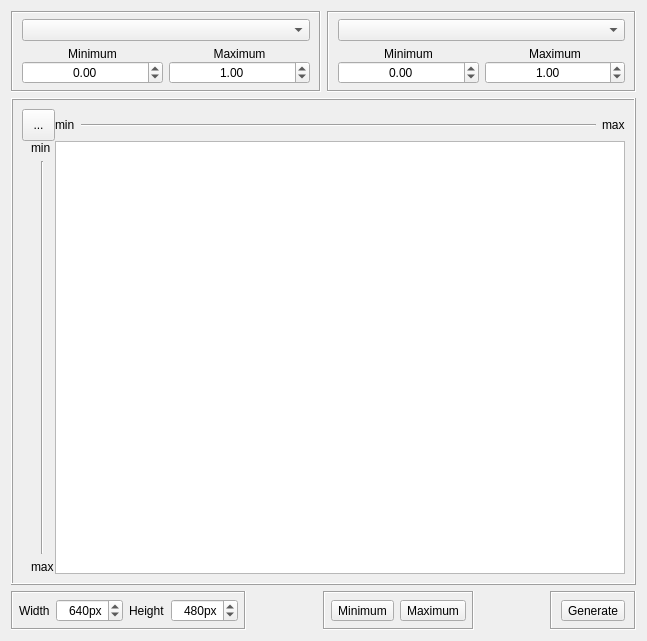
This is qtfuzzylite/ui/Surface2D.ui in fuzzylite/fuzzylite as Qt 5 draws it before an edit. The edited form follows.
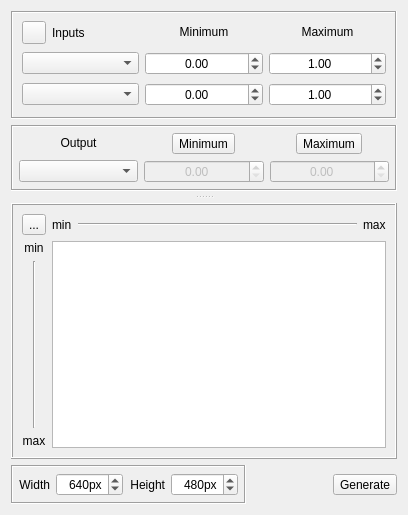
This is the edited form. Icons and pictures are not drawn.

Commit message: qt: More on Surface 2D

The edit to the form file:
```diff
--- a/qtfuzzylite/ui/Surface2D.ui
+++ b/qtfuzzylite/ui/Surface2D.ui
@@ -6,8 +6,8 @@
    <rect>
     <x>0</x>
     <y>0</y>
-    <width>647</width>
-    <height>641</height>
+    <width>408</width>
+    <height>515</height>
    </rect>
   </property>
   <property name="windowTitle">
@@ -15,39 +15,48 @@
   </property>
   <layout class="QVBoxLayout" name="verticalLayout_4">
    <item>
-    <layout class="QHBoxLayout" name="horizontalLayout_3">
-     <property name="rightMargin">
-      <number>0</number>
+    <widget class="QSplitter" name="splitter">
+     <property name="orientation">
+      <enum>Qt::Vertical</enum>
      </property>
-     <item>
-      <widget class="QFrame" name="frame">
-       <property name="frameShape">
-        <enum>QFrame::Box</enum>
-       </property>
-       <property name="frameShadow">
-        <enum>QFrame::Sunken</enum>
-       </property>
+     <property name="handleWidth">
+      <number>12</number>
+     </property>
+     <property name="childrenCollapsible">
+      <bool>true</bool>
+     </property>
+     <widget class="QWidget" name="verticalLayoutWidget">
        <layout class="QVBoxLayout" name="verticalLayout">
-        <property name="topMargin">
-         <number>6</number>
-        </property>
-        <property name="bottomMargin">
-         <number>6</number>
-        </property>
-        <item>
-         <widget class="QComboBox" name="cbx_input"/>
-        </item>
-        <item>
+       <item>
+        <widget class="QFrame" name="frame">
+         <property name="sizePolicy">
+          <sizepolicy hsizetype="MinimumExpanding" vsizetype="MinimumExpanding">
+           <horstretch>0</horstretch>
+           <verstretch>0</verstretch>
+          </sizepolicy>
+         </property>
+         <property name="frameShape">
+          <enum>QFrame::Box</enum>
+         </property>
+         <property name="frameShadow">
+          <enum>QFrame::Sunken</enum>
+         </property>
          <layout class="QHBoxLayout" name="horizontalLayout">
-          <item>
-           <layout class="QVBoxLayout" name="verticalLayout_5">
-            <property name="spacing">
-             <number>0</number>
-            </property>
-            <property name="leftMargin">
-             <number>0</number>
+          <property name="topMargin">
+           <number>6</number>
+          </property>
+          <property name="bottomMargin">
+           <number>6</number>
             </property>
             <item>
+           <layout class="QGridLayout" name="gridLayout_2">
+            <property name="topMargin">
+             <number>0</number>
+            </property>
+            <item row="2" column="0">
+             <widget class="QComboBox" name="cbx_inputA"/>
+            </item>
+            <item row="0" column="1">
              <widget class="QLabel" name="lbl_lvar_min">
               <property name="sizePolicy">
                <sizepolicy hsizetype="Preferred" vsizetype="Fixed">
@@ -63,10 +72,10 @@
               </property>
              </widget>
             </item>
-            <item>
-             <widget class="QDoubleSpinBox" name="sbx_min_input">
+            <item row="2" column="1">
+             <widget class="QDoubleSpinBox" name="sbx_min_inputA">
               <property name="sizePolicy">
-               <sizepolicy hsizetype="MinimumExpanding" vsizetype="Fixed">
+               <sizepolicy hsizetype="Minimum" vsizetype="Fixed">
                 <horstretch>0</horstretch>
                 <verstretch>0</verstretch>
                </sizepolicy>
@@ -88,14 +97,91 @@
               </property>
              </widget>
             </item>
-           </layout>
-          </item>
-          <item>
-           <layout class="QVBoxLayout" name="verticalLayout_6">
-            <property name="spacing">
-             <number>0</number>
-            </property>
-            <item>
+            <item row="3" column="1">
+             <widget class="QDoubleSpinBox" name="sbx_min_inputB">
+              <property name="sizePolicy">
+               <sizepolicy hsizetype="Minimum" vsizetype="Fixed">
+                <horstretch>0</horstretch>
+                <verstretch>0</verstretch>
+               </sizepolicy>
+              </property>
+              <property name="alignment">
+               <set>Qt::AlignCenter</set>
+              </property>
+              <property name="accelerated">
+               <bool>true</bool>
+              </property>
+              <property name="minimum">
+               <double>-10000000.000000000000000</double>
+              </property>
+              <property name="maximum">
+               <double>10000000.000000000000000</double>
+              </property>
+              <property name="singleStep">
+               <double>0.100000000000000</double>
+              </property>
+             </widget>
+            </item>
+            <item row="3" column="0">
+             <widget class="QComboBox" name="cbx_inputB"/>
+            </item>
+            <item row="3" column="2">
+             <widget class="QDoubleSpinBox" name="sbx_max_inputB">
+              <property name="sizePolicy">
+               <sizepolicy hsizetype="Minimum" vsizetype="Fixed">
+                <horstretch>0</horstretch>
+                <verstretch>0</verstretch>
+               </sizepolicy>
+              </property>
+              <property name="alignment">
+               <set>Qt::AlignCenter</set>
+              </property>
+              <property name="accelerated">
+               <bool>true</bool>
+              </property>
+              <property name="minimum">
+               <double>-10000000.000000000000000</double>
+              </property>
+              <property name="maximum">
+               <double>10000000.000000000000000</double>
+              </property>
+              <property name="singleStep">
+               <double>0.100000000000000</double>
+              </property>
+              <property name="value">
+               <double>1.000000000000000</double>
+              </property>
+             </widget>
+            </item>
+            <item row="2" column="2">
+             <widget class="QDoubleSpinBox" name="sbx_max_inputA">
+              <property name="sizePolicy">
+               <sizepolicy hsizetype="Minimum" vsizetype="Fixed">
+                <horstretch>0</horstretch>
+                <verstretch>0</verstretch>
+               </sizepolicy>
+              </property>
+              <property name="alignment">
+               <set>Qt::AlignCenter</set>
+              </property>
+              <property name="accelerated">
+               <bool>true</bool>
+              </property>
+              <property name="minimum">
+               <double>-10000000.000000000000000</double>
+              </property>
+              <property name="maximum">
+               <double>10000000.000000000000000</double>
+              </property>
+              <property name="singleStep">
+               <double>0.100000000000000</double>
+              </property>
+              <property name="value">
+               <double>1.000000000000000</double>
+              </property>
+             </widget>
+            </item>
+            <item row="0" column="2">
              <widget class="QLabel" name="lbl_lvar_max">
               <property name="sizePolicy">
                <sizepolicy hsizetype="Preferred" vsizetype="Fixed">
@@ -111,87 +197,104 @@
               </property>
              </widget>
             </item>
-            <item>
-             <widget class="QDoubleSpinBox" name="sbx_max_input">
-              <property name="sizePolicy">
-               <sizepolicy hsizetype="MinimumExpanding" vsizetype="Fixed">
-                <horstretch>0</horstretch>
-                <verstretch>0</verstretch>
-               </sizepolicy>
-              </property>
-              <property name="alignment">
-               <set>Qt::AlignCenter</set>
-              </property>
-              <property name="accelerated">
-               <bool>true</bool>
-              </property>
-              <property name="minimum">
-               <double>-10000000.000000000000000</double>
-              </property>
-              <property name="maximum">
-               <double>10000000.000000000000000</double>
-              </property>
-              <property name="singleStep">
-               <double>0.100000000000000</double>
-              </property>
-              <property name="value">
-               <double>1.000000000000000</double>
-              </property>
-             </widget>
-            </item>
-           </layout>
-          </item>
-         </layout>
-        </item>
-       </layout>
-      </widget>
-     </item>
-     <item>
-      <widget class="QFrame" name="frame">
-       <property name="frameShape">
-        <enum>QFrame::Box</enum>
-       </property>
-       <property name="frameShadow">
-        <enum>QFrame::Sunken</enum>
-       </property>
-       <layout class="QVBoxLayout" name="verticalLayout_2">
-        <property name="topMargin">
-         <number>6</number>
-        </property>
-        <property name="bottomMargin">
-         <number>6</number>
-        </property>
-        <item>
-         <widget class="QComboBox" name="cbx_output"/>
-        </item>
-        <item>
+            <item row="0" column="0">
          <layout class="QHBoxLayout" name="horizontalLayout_2">
           <item>
-           <layout class="QVBoxLayout" name="verticalLayout_7">
-            <property name="spacing">
-             <number>0</number>
-            </property>
-            <property name="leftMargin">
+               <widget class="QToolButton" name="btn_inputs">
+                <property name="sizePolicy">
+                 <sizepolicy hsizetype="Fixed" vsizetype="Minimum">
+                  <horstretch>0</horstretch>
+                  <verstretch>0</verstretch>
+                 </sizepolicy>
+                </property>
+                <property name="toolTip">
+                 <string>Input variables</string>
+                </property>
+                <property name="text">
+                 <string/>
+                </property>
+                <property name="icon">
+                 <iconset resource="qtfuzzylite.qrc">
+                  <normaloff>:/input.png</normaloff>:/input.png</iconset>
+                </property>
+                <property name="checkable">
+                 <bool>true</bool>
+                </property>
+               </widget>
+              </item>
+              <item>
+               <widget class="QLabel" name="label_3">
+                <property name="sizePolicy">
+                 <sizepolicy hsizetype="Preferred" vsizetype="Minimum">
+                  <horstretch>0</horstretch>
+                  <verstretch>0</verstretch>
+                 </sizepolicy>
+                </property>
+                <property name="text">
+                 <string>Inputs</string>
+                </property>
+                <property name="alignment">
+                 <set>Qt::AlignLeading|Qt::AlignLeft|Qt::AlignVCenter</set>
+                </property>
+               </widget>
+              </item>
+             </layout>
+            </item>
+           </layout>
+          </item>
+         </layout>
+        </widget>
+       </item>
+       <item>
+        <widget class="QFrame" name="horizontalFrame">
+         <property name="frameShape">
+          <enum>QFrame::Box</enum>
+         </property>
+         <property name="frameShadow">
+          <enum>QFrame::Sunken</enum>
+         </property>
+         <layout class="QGridLayout" name="gridLayout_3">
+          <property name="margin">
+           <number>6</number>
+          </property>
+          <item row="1" column="0">
+           <layout class="QVBoxLayout" name="verticalLayout_2">
+            <property name="topMargin">
              <number>0</number>
             </property>
             <item>
-             <widget class="QLabel" name="lbl_lvar_min_2">
+             <widget class="QComboBox" name="cbx_output">
               <property name="sizePolicy">
-               <sizepolicy hsizetype="Preferred" vsizetype="Fixed">
+               <sizepolicy hsizetype="MinimumExpanding" vsizetype="Maximum">
                 <horstretch>0</horstretch>
                 <verstretch>0</verstretch>
                </sizepolicy>
               </property>
+             </widget>
+            </item>
+           </layout>
+          </item>
+          <item row="0" column="0">
+           <widget class="QLabel" name="label_4">
+            <property name="sizePolicy">
+             <sizepolicy hsizetype="MinimumExpanding" vsizetype="Maximum">
+              <horstretch>0</horstretch>
+              <verstretch>0</verstretch>
+             </sizepolicy>
+            </property>
               <property name="text">
-               <string>Minimum</string>
+             <string>Output</string>
               </property>
               <property name="alignment">
                <set>Qt::AlignCenter</set>
               </property>
              </widget>
             </item>
-            <item>
+          <item row="1" column="1">
              <widget class="QDoubleSpinBox" name="sbx_min_output">
+            <property name="enabled">
+             <bool>false</bool>
+            </property>
               <property name="sizePolicy">
                <sizepolicy hsizetype="MinimumExpanding" vsizetype="Fixed">
                 <horstretch>0</horstretch>
@@ -201,45 +304,13 @@
               <property name="alignment">
                <set>Qt::AlignCenter</set>
               </property>
-              <property name="accelerated">
-               <bool>true</bool>
-              </property>
-              <property name="minimum">
-               <double>-10000000.000000000000000</double>
-              </property>
-              <property name="maximum">
-               <double>10000000.000000000000000</double>
-              </property>
-              <property name="singleStep">
-               <double>0.100000000000000</double>
-              </property>
-             </widget>
-            </item>
-           </layout>
-          </item>
-          <item>
-           <layout class="QVBoxLayout" name="verticalLayout_8">
-            <property name="spacing">
-             <number>0</number>
-            </property>
-            <item>
-             <widget class="QLabel" name="lbl_lvar_max_2">
-              <property name="sizePolicy">
-               <sizepolicy hsizetype="Preferred" vsizetype="Fixed">
-                <horstretch>0</horstretch>
-                <verstretch>0</verstretch>
-               </sizepolicy>
-              </property>
-              <property name="text">
-               <string>Maximum</string>
-              </property>
-              <property name="alignment">
-               <set>Qt::AlignCenter</set>
-              </property>
-             </widget>
-            </item>
-            <item>
+           </widget>
+          </item>
+          <item row="1" column="2">
              <widget class="QDoubleSpinBox" name="sbx_max_output">
+            <property name="enabled">
+             <bool>false</bool>
+            </property>
               <property name="sizePolicy">
                <sizepolicy hsizetype="MinimumExpanding" vsizetype="Fixed">
                 <horstretch>0</horstretch>
@@ -249,34 +320,60 @@
               <property name="alignment">
                <set>Qt::AlignCenter</set>
               </property>
-              <property name="accelerated">
-               <bool>true</bool>
+           </widget>
+          </item>
+          <item row="0" column="2">
+           <layout class="QHBoxLayout" name="horizontalLayout_6">
+            <item>
+             <widget class="QToolButton" name="btn_max_color">
+              <property name="sizePolicy">
+               <sizepolicy hsizetype="Maximum" vsizetype="Maximum">
+                <horstretch>0</horstretch>
+                <verstretch>0</verstretch>
+               </sizepolicy>
               </property>
-              <property name="minimum">
-               <double>-10000000.000000000000000</double>
+              <property name="text">
+               <string>Maximum</string>
               </property>
-              <property name="maximum">
-               <double>10000000.000000000000000</double>
+              <property name="toolButtonStyle">
+               <enum>Qt::ToolButtonTextBesideIcon</enum>
               </property>
-              <property name="singleStep">
-               <double>0.100000000000000</double>
+             </widget>
+            </item>
+           </layout>
+          </item>
+          <item row="0" column="1">
+           <layout class="QHBoxLayout" name="horizontalLayout_3">
+            <item>
+             <widget class="QToolButton" name="btn_min_color">
+              <property name="sizePolicy">
+               <sizepolicy hsizetype="Maximum" vsizetype="Maximum">
+                <horstretch>0</horstretch>
+                <verstretch>0</verstretch>
+               </sizepolicy>
               </property>
-              <property name="value">
-               <double>1.000000000000000</double>
+              <property name="text">
+               <string>Minimum</string>
               </property>
+              <property name="toolButtonStyle">
+               <enum>Qt::ToolButtonTextBesideIcon</enum>
+              </property>
              </widget>
             </item>
            </layout>
           </item>
          </layout>
-        </item>
-       </layout>
       </widget>
      </item>
     </layout>
-   </item>
-   <item>
+     </widget>
     <widget class="QFrame" name="gridFrame">
+      <property name="sizePolicy">
+       <sizepolicy hsizetype="MinimumExpanding" vsizetype="MinimumExpanding">
+        <horstretch>0</horstretch>
+        <verstretch>0</verstretch>
+       </sizepolicy>
+      </property>
      <property name="frameShape">
       <enum>QFrame::Box</enum>
      </property>
@@ -284,19 +381,6 @@
       <enum>QFrame::Raised</enum>
      </property>
      <layout class="QGridLayout" name="gridLayout">
-      <property name="spacing">
-       <number>0</number>
-      </property>
-      <item row="1" column="1">
-       <widget class="QGraphicsView" name="canvas">
-        <property name="renderHints">
-         <set>QPainter::Antialiasing|QPainter::HighQualityAntialiasing|QPainter::SmoothPixmapTransform|QPainter::TextAntialiasing</set>
-        </property>
-        <property name="viewportUpdateMode">
-         <enum>QGraphicsView::FullViewportUpdate</enum>
-        </property>
-       </widget>
-      </item>
       <item row="0" column="0">
        <widget class="QToolButton" name="btn_swap_axes">
         <property name="sizePolicy">
@@ -317,67 +401,10 @@
         </property>
        </widget>
       </item>
-      <item row="1" column="0">
-       <widget class="QFrame" name="frm_vertical_axis">
-        <layout class="QVBoxLayout" name="verticalLayout_3">
-         <property name="topMargin">
-          <number>0</number>
-         </property>
-         <property name="rightMargin">
-          <number>1</number>
-         </property>
-         <property name="bottomMargin">
-          <number>0</number>
-         </property>
-         <item>
-          <widget class="QLabel" name="lbl_min_v">
-           <property name="sizePolicy">
-            <sizepolicy hsizetype="Minimum" vsizetype="Minimum">
-             <horstretch>0</horstretch>
-             <verstretch>0</verstretch>
-            </sizepolicy>
-           </property>
-           <property name="text">
-            <string>min</string>
-           </property>
-          </widget>
-         </item>
-         <item>
-          <widget class="Line" name="line_2">
-           <property name="sizePolicy">
-            <sizepolicy hsizetype="Minimum" vsizetype="MinimumExpanding">
-             <horstretch>0</horstretch>
-             <verstretch>0</verstretch>
-            </sizepolicy>
-           </property>
-           <property name="orientation">
-            <enum>Qt::Vertical</enum>
-           </property>
-          </widget>
-         </item>
-         <item>
-          <widget class="QLabel" name="lbl_max_v">
-           <property name="sizePolicy">
-            <sizepolicy hsizetype="Minimum" vsizetype="Minimum">
-             <horstretch>0</horstretch>
-             <verstretch>0</verstretch>
-            </sizepolicy>
-           </property>
-           <property name="text">
-            <string>max</string>
-           </property>
-          </widget>
-         </item>
-        </layout>
-       </widget>
-      </item>
       <item row="0" column="1">
        <widget class="QFrame" name="frm_horizontal_axis">
         <layout class="QHBoxLayout" name="horizontalLayout_8">
-         <property name="leftMargin">
-          <number>0</number>
-         </property>
-         <property name="rightMargin">
+          <property name="margin">
           <number>0</number>
          </property>
          <item>
@@ -422,7 +449,78 @@
         </layout>
        </widget>
       </item>
-     </layout>
+       <item row="1" column="0">
+        <widget class="QFrame" name="frm_vertical_axis">
+         <layout class="QVBoxLayout" name="verticalLayout_3">
+          <property name="margin">
+           <number>0</number>
+          </property>
+          <item>
+           <widget class="QLabel" name="lbl_min_v">
+            <property name="sizePolicy">
+             <sizepolicy hsizetype="Minimum" vsizetype="Minimum">
+              <horstretch>0</horstretch>
+              <verstretch>0</verstretch>
+             </sizepolicy>
+            </property>
+            <property name="text">
+             <string>min</string>
+            </property>
+            <property name="alignment">
+             <set>Qt::AlignCenter</set>
+            </property>
+           </widget>
+          </item>
+          <item>
+           <widget class="Line" name="line_2">
+            <property name="sizePolicy">
+             <sizepolicy hsizetype="Minimum" vsizetype="MinimumExpanding">
+              <horstretch>0</horstretch>
+              <verstretch>0</verstretch>
+             </sizepolicy>
+            </property>
+            <property name="orientation">
+             <enum>Qt::Vertical</enum>
+            </property>
+           </widget>
+          </item>
+          <item>
+           <widget class="QLabel" name="lbl_max_v">
+            <property name="sizePolicy">
+             <sizepolicy hsizetype="Minimum" vsizetype="Minimum">
+              <horstretch>0</horstretch>
+              <verstretch>0</verstretch>
+             </sizepolicy>
+            </property>
+            <property name="text">
+             <string>max</string>
+            </property>
+            <property name="alignment">
+             <set>Qt::AlignCenter</set>
+            </property>
+           </widget>
+          </item>
+         </layout>
+        </widget>
+       </item>
+       <item row="1" column="1">
+        <widget class="QGraphicsView" name="canvas">
+         <property name="sizePolicy">
+          <sizepolicy hsizetype="Minimum" vsizetype="Minimum">
+           <horstretch>0</horstretch>
+           <verstretch>0</verstretch>
+          </sizepolicy>
+         </property>
+         <property name="renderHints">
+          <set>QPainter::Antialiasing|QPainter::HighQualityAntialiasing|QPainter::SmoothPixmapTransform|QPainter::TextAntialiasing</set>
+         </property>
+         <property name="viewportUpdateMode">
+          <enum>QGraphicsView::FullViewportUpdate</enum>
+         </property>
+        </widget>
+       </item>
+      </layout>
+     </widget>
     </widget>
    </item>
    <item>
@@ -444,6 +542,9 @@
           <property name="text">
            <string>Width</string>
           </property>
+          <property name="alignment">
+           <set>Qt::AlignRight|Qt::AlignTrailing|Qt::AlignVCenter</set>
+          </property>
          </widget>
         </item>
         <item>
@@ -473,6 +574,9 @@
           <property name="text">
            <string>Height</string>
           </property>
+          <property name="alignment">
+           <set>Qt::AlignRight|Qt::AlignTrailing|Qt::AlignVCenter</set>
+          </property>
          </widget>
         </item>
         <item>
@@ -514,73 +618,16 @@
       </spacer>
      </item>
      <item>
-      <widget class="QFrame" name="horizontalFrame">
-       <property name="frameShape">
-        <enum>QFrame::Box</enum>
+      <widget class="QToolButton" name="btn_generate">
+       <property name="sizePolicy">
+        <sizepolicy hsizetype="Maximum" vsizetype="Maximum">
+         <horstretch>0</horstretch>
+         <verstretch>0</verstretch>
+        </sizepolicy>
        </property>
-       <property name="frameShadow">
-        <enum>QFrame::Sunken</enum>
+       <property name="layoutDirection">
+        <enum>Qt::LeftToRight</enum>
        </property>
-       <layout class="QHBoxLayout" name="horizontalLayout_6">
-        <property name="leftMargin">
-         <number>6</number>
-        </property>
-        <property name="topMargin">
-         <number>0</number>
-        </property>
-        <property name="rightMargin">
-         <number>6</number>
-        </property>
-        <property name="bottomMargin">
-         <number>0</number>
-        </property>
-        <item>
-         <widget class="QToolButton" name="toolButton_2">
-          <property name="text">
-           <string>Minimum</string>
-          </property>
-         </widget>
-        </item>
-        <item>
-         <widget class="QToolButton" name="toolButton_3">
-          <property name="text">
-           <string>Maximum</string>
-          </property>
-         </widget>
-        </item>
-       </layout>
-      </widget>
-     </item>
-     <item>
-      <spacer name="horizontalSpacer">
-       <property name="orientation">
-        <enum>Qt::Horizontal</enum>
-       </property>
-       <property name="sizeHint" stdset="0">
-        <size>
-         <width>40</width>
-         <height>20</height>
-        </size>
-       </property>
-      </spacer>
-     </item>
-     <item>
-      <widget class="QFrame" name="horizontalFrame">
-       <property name="frameShape">
-        <enum>QFrame::Box</enum>
-       </property>
-       <property name="frameShadow">
-        <enum>QFrame::Sunken</enum>
-       </property>
-       <layout class="QHBoxLayout" name="horizontalLayout_7">
-        <property name="topMargin">
-         <number>6</number>
-        </property>
-        <property name="bottomMargin">
-         <number>6</number>
-        </property>
-        <item>
-         <widget class="QToolButton" name="toolButton">
           <property name="text">
            <string>Generate</string>
           </property>
@@ -591,9 +638,6 @@
           <property name="toolButtonStyle">
            <enum>Qt::ToolButtonTextBesideIcon</enum>
           </property>
-         </widget>
-        </item>
-       </layout>
       </widget>
      </item>
     </layout>
```
Left out of the diff: 8 changed lines with no effect on the pictures. Lines whose indentation alone changed are shown as unchanged. The commit also changes 6 other files.
